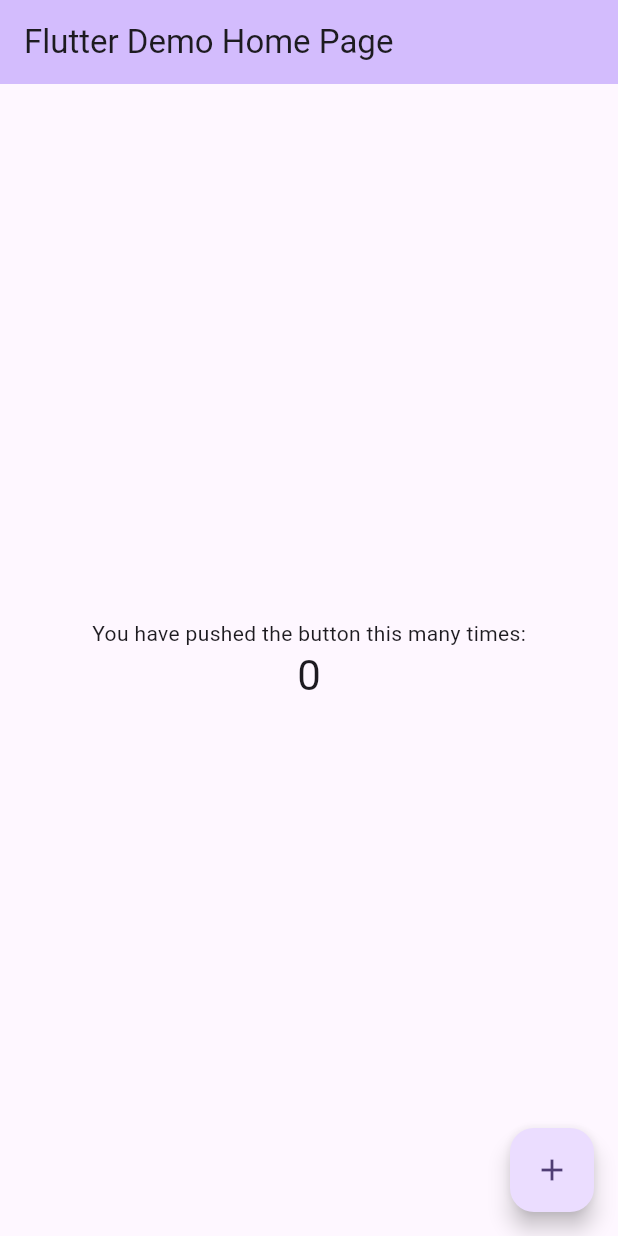
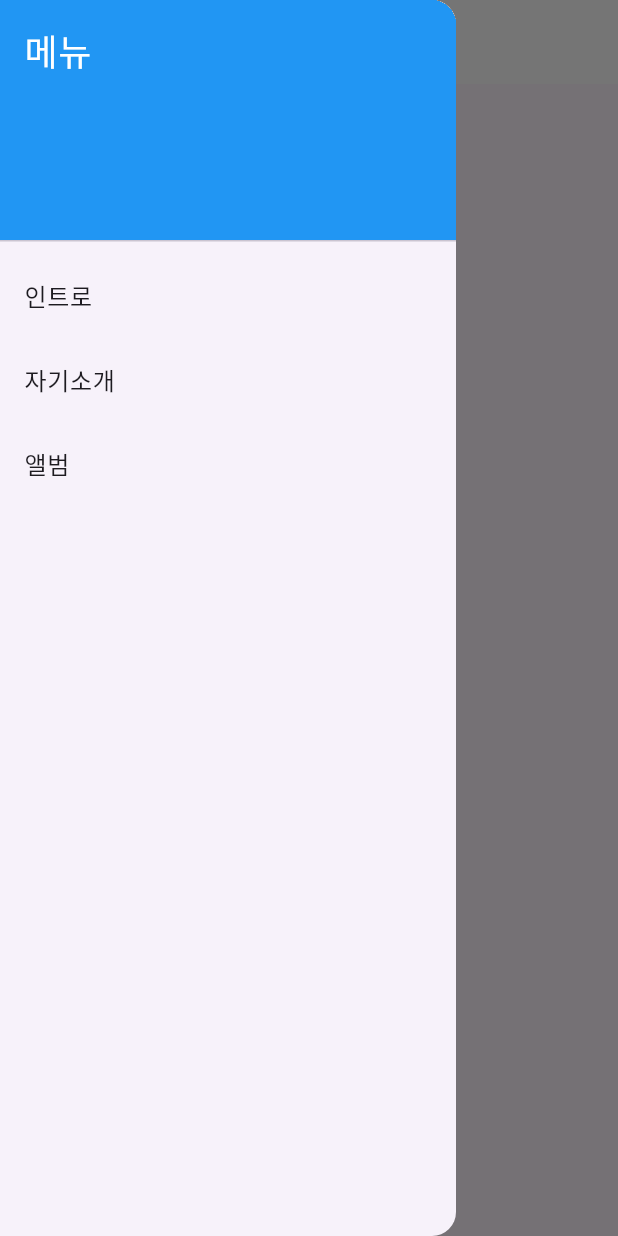
Before and after one commit to dmnkx/fl-youngsim-blog, a Flutter app: the screen it shows after launch, with the side drawer open (before the commit the screen has no drawer), on a phone screen of 412 x 824 dp. Run offline on Flutter 3.47's test engine with Material 3 defaults, Android fonts, the phone set to English and light mode, and no system bars.

Commit message:
기본 뷰 구성

```diff
--- a/lib/main.dart
+++ b/lib/main.dart
@@ -1,3 +1,4 @@
+import 'package:fl_youngsim_blog/screens/intro_screen.dart';
 import 'package:flutter/material.dart';
 
 void main() {
@@ -7,116 +8,8 @@ void main() {
 class MyApp extends StatelessWidget {
   const MyApp({super.key});
 
-  // This widget is the root of your application.
   @override
   Widget build(BuildContext context) {
-    return MaterialApp(
-      title: 'Flutter Demo',
-      theme: ThemeData(
-        // This is the theme of your application.
-        //
-        // TRY THIS: Try running your application with "flutter run". You'll see
-        // the application has a purple toolbar. Then, without quitting the app,
-        // try changing the seedColor in the colorScheme below to Colors.green
-        // and then invoke "hot reload" (save your changes or press the "hot
-        // reload" button in a Flutter-supported IDE, or press "r" if you used
-        // the command line to start the app).
-        //
-        // Notice that the counter didn't reset back to zero; the application
-        // state is not lost during the reload. To reset the state, use hot
-        // restart instead.
-        //
-        // This works for code too, not just values: Most code changes can be
-        // tested with just a hot reload.
-        colorScheme: ColorScheme.fromSeed(seedColor: Colors.deepPurple),
-      ),
-      home: const MyHomePage(title: 'Flutter Demo Home Page'),
-    );
+    return MaterialApp(debugShowCheckedModeBanner: false, home: IntroScreen());
   }
 }
-
-class MyHomePage extends StatefulWidget {
-  const MyHomePage({super.key, required this.title});
-
-  // This widget is the home page of your application. It is stateful, meaning
-  // that it has a State object (defined below) that contains fields that affect
-  // how it looks.
-
-  // This class is the configuration for the state. It holds the values (in this
-  // case the title) provided by the parent (in this case the App widget) and
-  // used by the build method of the State. Fields in a Widget subclass are
-  // always marked "final".
-
-  final String title;
-
-  @override
-  State<MyHomePage> createState() => _MyHomePageState();
-}
-
-class _MyHomePageState extends State<MyHomePage> {
-  int _counter = 0;
-
-  void _incrementCounter() {
-    setState(() {
-      // This call to setState tells the Flutter framework that something has
-      // changed in this State, which causes it to rerun the build method below
-      // so that the display can reflect the updated values. If we changed
-      // _counter without calling setState(), then the build method would not be
-      // called again, and so nothing would appear to happen.
-      _counter++;
-    });
-  }
-
-  @override
-  Widget build(BuildContext context) {
-    // This method is rerun every time setState is called, for instance as done
-    // by the _incrementCounter method above.
-    //
-    // The Flutter framework has been optimized to make rerunning build methods
-    // fast, so that you can just rebuild anything that needs updating rather
-    // than having to individually change instances of widgets.
-    return Scaffold(
-      appBar: AppBar(
-        // TRY THIS: Try changing the color here to a specific color (to
-        // Colors.amber, perhaps?) and trigger a hot reload to see the AppBar
-        // change color while the other colors stay the same.
-        backgroundColor: Theme.of(context).colorScheme.inversePrimary,
-        // Here we take the value from the MyHomePage object that was created by
-        // the App.build method, and use it to set our appbar title.
-        title: Text(widget.title),
-      ),
-      body: Center(
-        // Center is a layout widget. It takes a single child and positions it
-        // in the middle of the parent.
-        child: Column(
-          // Column is also a layout widget. It takes a list of children and
-          // arranges them vertically. By default, it sizes itself to fit its
-          // children horizontally, and tries to be as tall as its parent.
-          //
-          // Column has various properties to control how it sizes itself and
-          // how it positions its children. Here we use mainAxisAlignment to
-          // center the children vertically; the main axis here is the vertical
-          // axis because Columns are vertical (the cross axis would be
-          // horizontal).
-          //
-          // TRY THIS: Invoke "debug painting" (choose the "Toggle Debug Paint"
-          // action in the IDE, or press "p" in the console), to see the
-          // wireframe for each widget.
-          mainAxisAlignment: MainAxisAlignment.center,
-          children: <Widget>[
-            const Text('You have pushed the button this many times:'),
-            Text(
-              '$_counter',
-              style: Theme.of(context).textTheme.headlineMedium,
-            ),
-          ],
-        ),
-      ),
-      floatingActionButton: FloatingActionButton(
-        onPressed: _incrementCounter,
-        tooltip: 'Increment',
-        child: const Icon(Icons.add),
-      ), // This trailing comma makes auto-formatting nicer for build methods.
-    );
-  }
-}
--- /dev/null
+++ b/lib/screens/album_screen.dart
@@ -0,0 +1,19 @@
+import 'package:fl_youngsim_blog/screens/side_drawer.dart';
+import 'package:flutter/material.dart';
+
+class AlbumScreen extends StatelessWidget {
+  const AlbumScreen({super.key});
+
+  @override
+  Widget build(BuildContext context) {
+    return Scaffold(
+      appBar: AppBar(
+        title: Text('앨범'),
+        backgroundColor: Colors.white,
+        elevation: 0,
+      ),
+      drawer: SideDrawer(),
+      body: Center(child: Text('앨범 페이지입니다.')),
+    );
+  }
+}
--- /dev/null
+++ b/lib/screens/intro_screen.dart
@@ -0,0 +1,19 @@
+import 'package:fl_youngsim_blog/screens/side_drawer.dart';
+import 'package:flutter/material.dart';
+
+class IntroScreen extends StatelessWidget {
+  const IntroScreen({super.key});
+
+  @override
+  Widget build(BuildContext context) {
+    return Scaffold(
+      appBar: AppBar(
+        title: Text('인트로'),
+        backgroundColor: Colors.white,
+        elevation: 0,
+      ),
+      drawer: SideDrawer(),
+      body: Center(child: Text('인트로 페이지입니다.')),
+    );
+  }
+}
--- /dev/null
+++ b/lib/screens/side_drawer.dart
@@ -0,0 +1,63 @@
+import 'package:fl_youngsim_blog/screens/album_screen.dart';
+import 'package:fl_youngsim_blog/screens/intro_screen.dart';
+import 'package:fl_youngsim_blog/screens/introduce_screen.dart';
+import 'package:flutter/material.dart';
+
+class SideDrawer extends StatelessWidget {
+  const SideDrawer({super.key});
+
+  PageRouteBuilder _createFadeRoute(Widget page) {
+    return PageRouteBuilder(
+      pageBuilder: (context, animation, secondaryAnimation) => page,
+      transitionsBuilder: (context, animation, secondaryAnimation, child) {
+        return FadeTransition(opacity: animation, child: child);
+      },
+      transitionDuration: Duration(milliseconds: 500),
+    );
+  }
+
+  @override
+  Widget build(BuildContext context) {
+    return Drawer(
+      child: ListView(
+        padding: EdgeInsets.zero,
+        children: [
+          DrawerHeader(
+            decoration: BoxDecoration(color: Colors.blue),
+            child: Text(
+              '메뉴',
+              style: TextStyle(color: Colors.white, fontSize: 24),
+            ),
+          ),
+          ListTile(
+            title: Text('인트로'),
+            onTap: () {
+              Navigator.pushReplacement(
+                context,
+                _createFadeRoute(IntroScreen()),
+              );
+            },
+          ),
+          ListTile(
+            title: Text('자기소개'),
+            onTap: () {
+              Navigator.pushReplacement(
+                context,
+                _createFadeRoute(IntroduceScreen()),
+              );
+            },
+          ),
+          ListTile(
+            title: Text('앨범'),
+            onTap: () {
+              Navigator.pushReplacement(
+                context,
+                _createFadeRoute(AlbumScreen()),
+              );
+            },
+          ),
+        ],
+      ),
+    );
+  }
+}
```
Also changed, not shown: lib/screens/introduce_screen.dart (added, +19 -0 lines).
